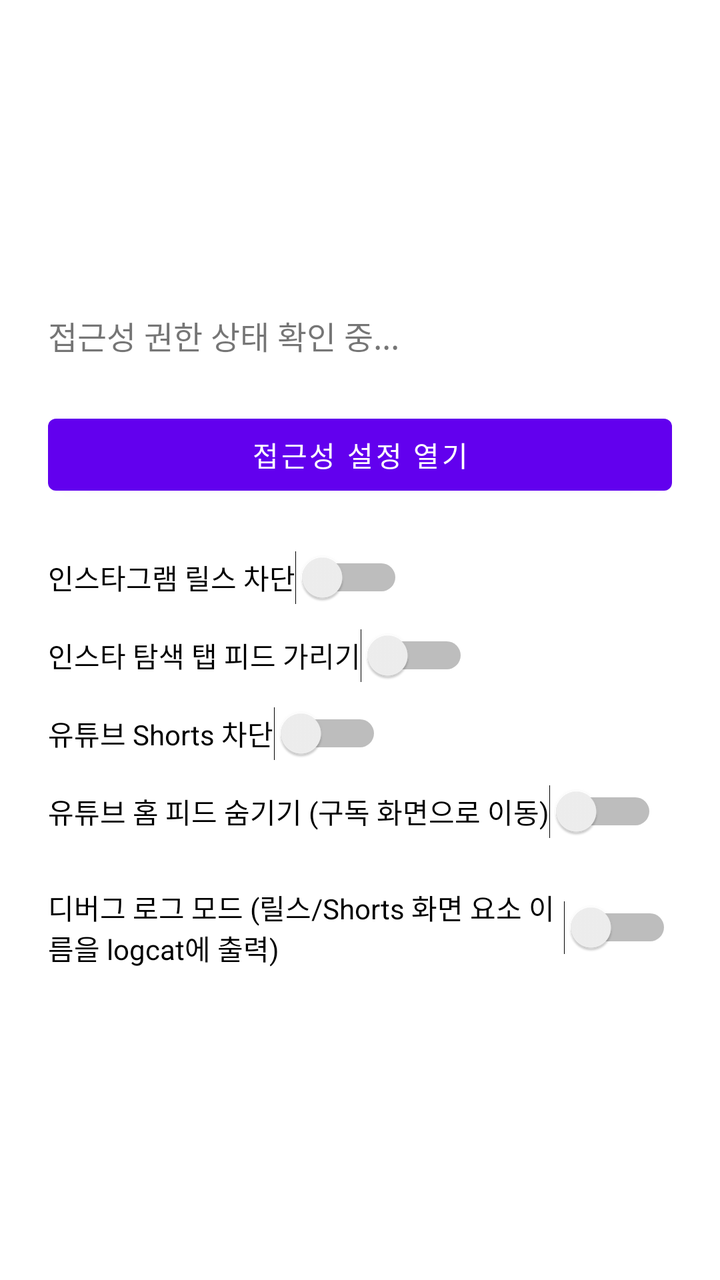
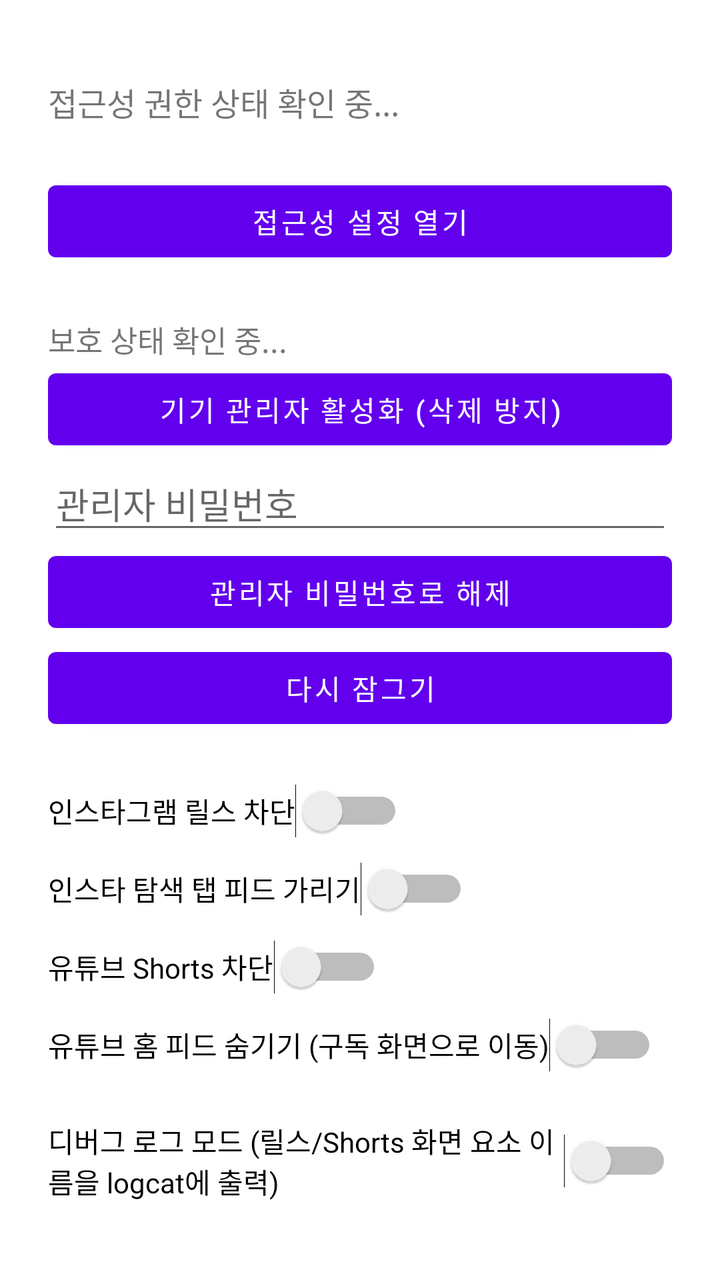

An Android layout rendered at two revisions. The XML below is the earlier revision; the diff shows what the commit changed to produce the second picture.
<!-- AndroidManifest.xml: application theme Theme.ReelBlock -->
<!-- res/layout/activity_main.xml -->
<?xml version="1.0" encoding="utf-8"?>
<ScrollView xmlns:android="http://schemas.android.com/apk/res/android"
    android:layout_width="match_parent"
    android:layout_height="match_parent"
    android:fillViewport="true">

<LinearLayout
    android:layout_width="match_parent"
    android:layout_height="wrap_content"
    android:orientation="vertical"
    android:padding="24dp"
    android:gravity="center_vertical">

    <TextView
        android:id="@+id/statusText"
        android:layout_width="match_parent"
        android:layout_height="wrap_content"
        android:textSize="16sp"
        android:layout_marginBottom="24dp"
        android:text="접근성 권한 상태 확인 중..." />

    <Button
        android:id="@+id/openAccessibilitySettingsButton"
        android:layout_width="match_parent"
        android:layout_height="wrap_content"
        android:text="접근성 설정 열기" />

    <Switch
        android:id="@+id/blockInstagramSwitch"
        android:layout_width="wrap_content"
        android:layout_height="wrap_content"
        android:layout_marginTop="24dp"
        android:text="인스타그램 릴스 차단" />

    <Switch
        android:id="@+id/igExploreHideSwitch"
        android:layout_width="wrap_content"
        android:layout_height="wrap_content"
        android:layout_marginTop="12dp"
        android:text="인스타 탐색 탭 피드 가리기" />

    <Switch
        android:id="@+id/blockYoutubeSwitch"
        android:layout_width="wrap_content"
        android:layout_height="wrap_content"
        android:layout_marginTop="12dp"
        android:text="유튜브 Shorts 차단" />

    <Switch
        android:id="@+id/ytHomeHideSwitch"
        android:layout_width="wrap_content"
        android:layout_height="wrap_content"
        android:layout_marginTop="12dp"
        android:text="유튜브 홈 피드 숨기기 (구독 화면으로 이동)" />

    <Switch
        android:id="@+id/debugLogSwitch"
        android:layout_width="wrap_content"
        android:layout_height="wrap_content"
        android:layout_marginTop="24dp"
        android:text="디버그 로그 모드 (릴스/Shorts 화면 요소 이름을 logcat에 출력)" />

</LinearLayout>
</ScrollView>
<!-- resources referenced by this layout -->
<resources>
  <style name="Theme.ReelBlock" parent="Theme.MaterialComponents.DayNight.NoActionBar" />
</resources>

<!-- the commit's change to res/layout/activity_main.xml (unified diff, before → after) -->
@@ -24,6 +24,39 @@
         android:layout_width="match_parent"
         android:layout_height="wrap_content"
         android:text="접근성 설정 열기" />
+
+    <TextView
+        android:id="@+id/lockStatusText"
+        android:layout_width="match_parent"
+        android:layout_height="wrap_content"
+        android:textSize="15sp"
+        android:layout_marginTop="24dp"
+        android:text="보호 상태 확인 중..." />
+
+    <Button
+        android:id="@+id/activateAdminButton"
+        android:layout_width="match_parent"
+        android:layout_height="wrap_content"
+        android:text="기기 관리자 활성화 (삭제 방지)" />
+
+    <EditText
+        android:id="@+id/unlockPasswordInput"
+        android:layout_width="match_parent"
+        android:layout_height="wrap_content"
+        android:hint="관리자 비밀번호"
+        android:inputType="textPassword|textNoSuggestions" />
+
+    <Button
+        android:id="@+id/unlockButton"
+        android:layout_width="match_parent"
+        android:layout_height="wrap_content"
+        android:text="관리자 비밀번호로 해제" />
+
+    <Button
+        android:id="@+id/relockButton"
+        android:layout_width="match_parent"
+        android:layout_height="wrap_content"
+        android:text="다시 잠그기" />
 
     <Switch
         android:id="@+id/blockInstagramSwitch"
